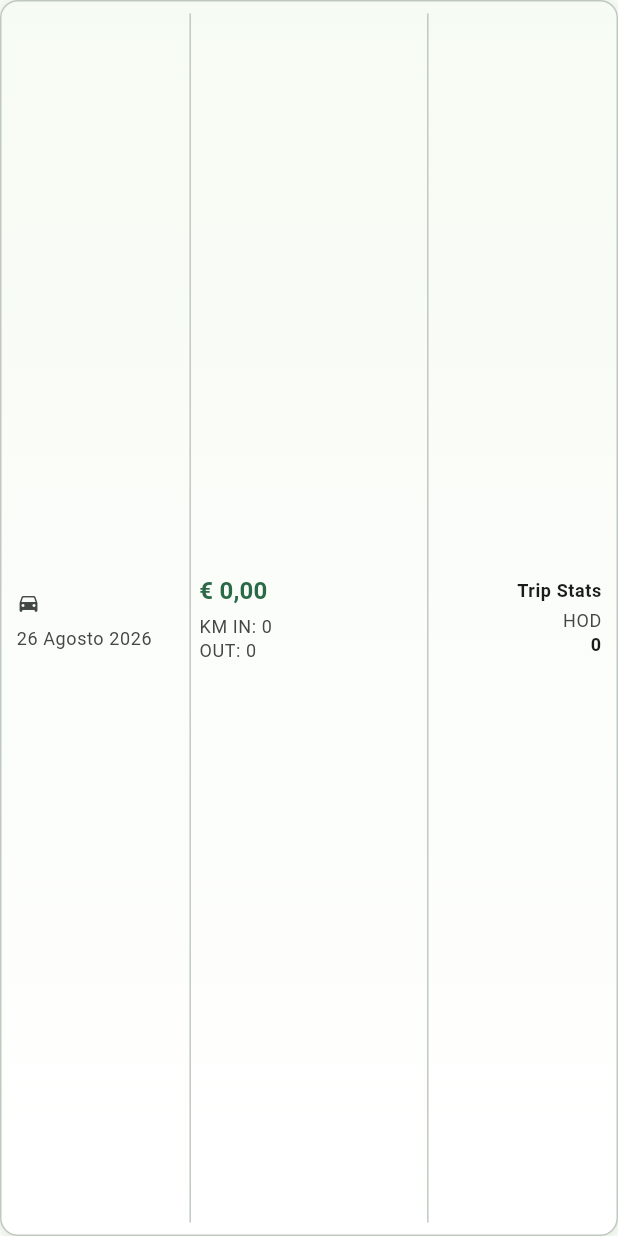
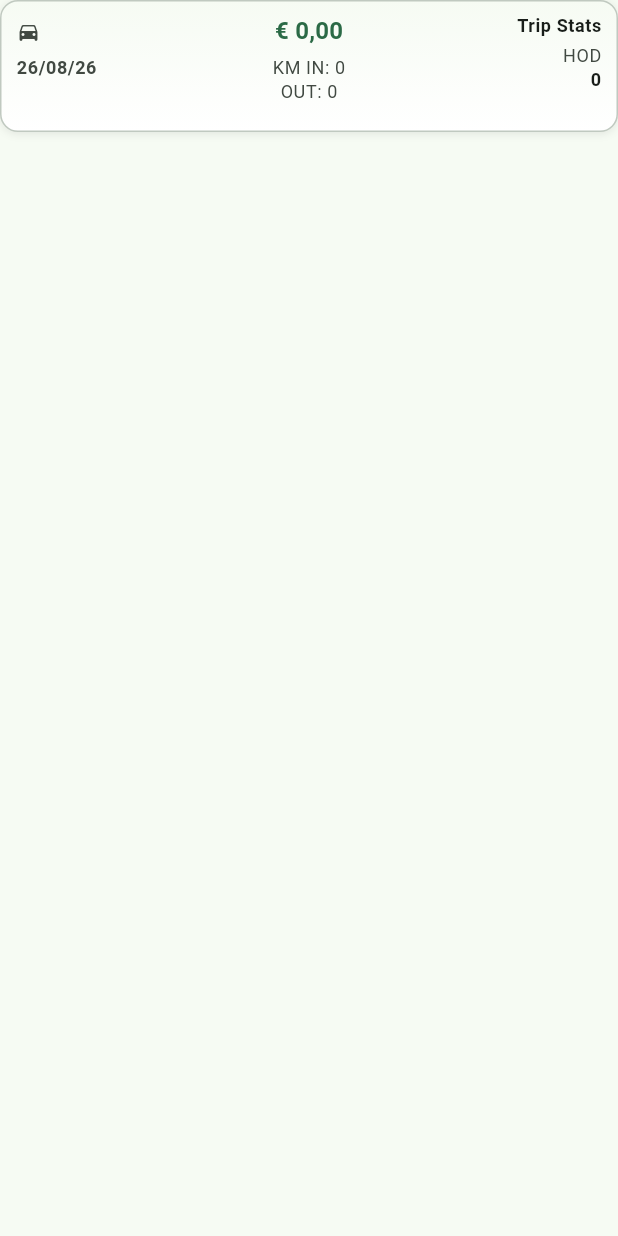
Before and after one commit to cleidson-machado/ride-driver-clean, a Flutter app: the _RecentRideDataTableCard widget shown alone on an empty page, opened directly with empty values, on a phone screen of 412 x 824 dp. Run offline on Flutter 3.47's test engine with Material 3 defaults, Android fonts, the phone set to English and light mode, and no system bars; our stand-ins replace get_it, sqflite; accounts and stored records are empty.

Commit message:
feat(tour_in_progress): add formatDateShort method and update RecentRideDataTableCard to use it for date display

```diff
--- a/lib/app/helper/ride_formatters.dart
+++ b/lib/app/helper/ride_formatters.dart
@@ -45,6 +45,15 @@ abstract final class RideFormatters {
     return '${date.day} ${_monthNames[date.month - 1]} ${date.year}';
   }
 
+  /// Retorna a data no formato compacto `DD/MM/AA`, usado nos cards de
+  /// histórico. Ex.: `16/07/26`.
+  static String formatDateShort(DateTime date) {
+    final String day = date.day.toString().padLeft(2, '0');
+    final String month = date.month.toString().padLeft(2, '0');
+    final String year = (date.year % 100).toString().padLeft(2, '0');
+    return '$day/$month/$year';
+  }
+
   /// Extrai apenas o número do SKU legível para exibição compacta.
   ///
   /// Ex.: `"PASSEIO 011"` → `"011"`. Retorna o [sku] original quando não há
--- a/lib/features/tour_in_progress/tour_in_progress_view.dart
+++ b/lib/features/tour_in_progress/tour_in_progress_view.dart
@@ -615,7 +615,7 @@ class _RecentRideDataTableCard extends StatelessWidget {
         ],
       ),
       child: Row(
-        crossAxisAlignment: CrossAxisAlignment.center,
+        crossAxisAlignment: CrossAxisAlignment.start,
         children: <Widget>[
           // Esquerda: ícone + número curto do passeio, data abaixo.
           Expanded(
@@ -647,23 +647,23 @@ class _RecentRideDataTableCard extends StatelessWidget {
                 ),
                 const SizedBox(height: 4),
                 Text(
-                  RideFormatters.formatDateLabel(item.date),
+                  RideFormatters.formatDateShort(item.date),
                   maxLines: 1,
                   overflow: TextOverflow.ellipsis,
                   style: textTheme.bodySmall?.copyWith(
+                    fontWeight: FontWeight.w700,
                     color: colorScheme.onSurfaceVariant,
                   ),
                 ),
               ],
             ),
           ),
-          VerticalDivider(width: 12, thickness: 1, color: colorScheme.outlineVariant),
-          // Centro: valor em euros e KM IN/OUT.
+          // Centro: valor em euros e KM IN/OUT, centralizados no bloco.
           Expanded(
             flex: 4,
             child: Column(
               mainAxisSize: MainAxisSize.min,
-              crossAxisAlignment: CrossAxisAlignment.start,
+              crossAxisAlignment: CrossAxisAlignment.center,
               children: <Widget>[
                 Text(
                   RideFormatters.formatCurrency(item.cashSpent),
@@ -694,7 +694,6 @@ class _RecentRideDataTableCard extends StatelessWidget {
               ],
             ),
           ),
-          VerticalDivider(width: 12, thickness: 1, color: colorScheme.outlineVariant),
           // Direita: "Trip Stats" + HOD, alinhados à direita.
           Expanded(
             flex: 3,
```
